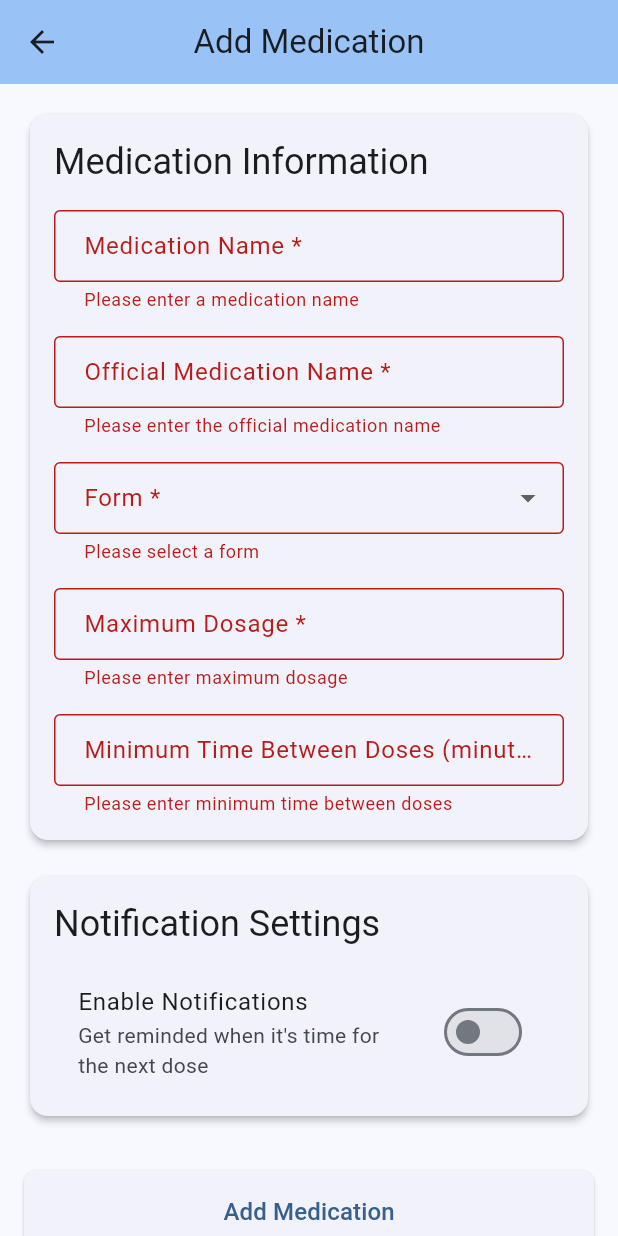
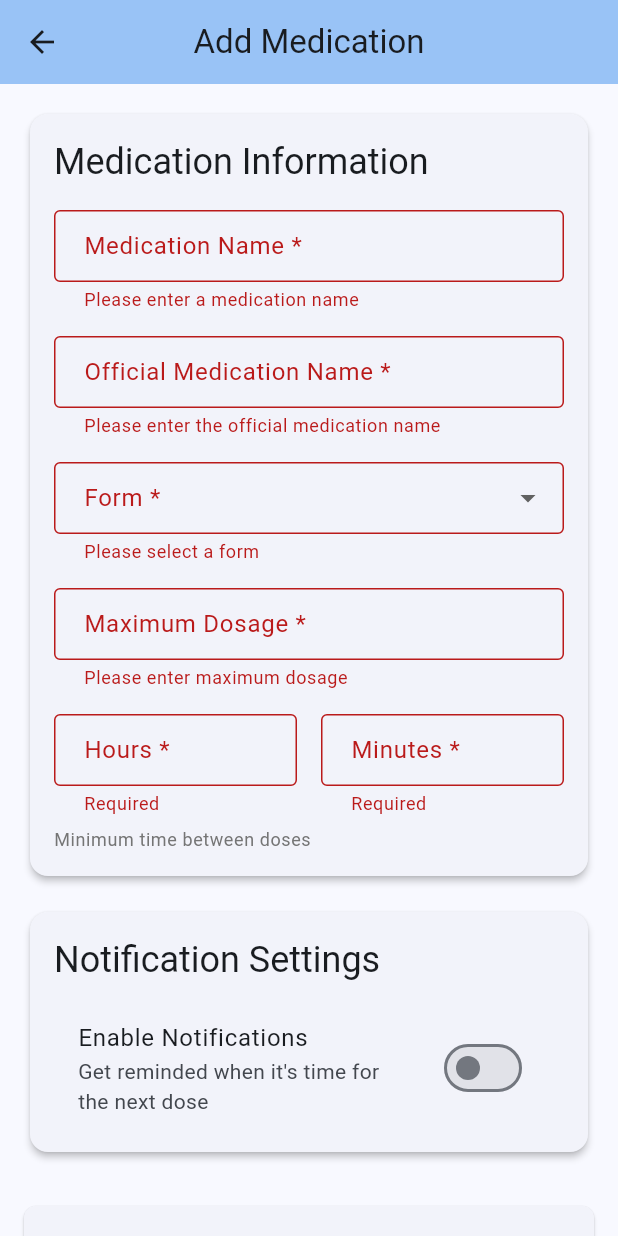
Before and after one commit to scott-gibson-se/HospiceHelper, a Flutter app: the AddMedicationScreen screen opened directly, after a tap on "Add Medication", on a phone screen of 412 x 824 dp. Run offline on Flutter 3.47's test engine with Material 3 defaults, Android fonts, the phone set to English and light mode, and no system bars; our stand-ins replace flutter_local_notifications, pdf, sqflite, timezone; accounts and stored records are empty.

Commit message:
Implement hours and minutes input for minimum time between doses: Refactored medication input screens to accept time as separate hours and minutes fields. Updated medication model to include helper methods for time conversion and formatted display. Adjusted related screens to reflect these changes, enhancing user experience and clarity.

```diff
--- a/lib/models/medication.dart
+++ b/lib/models/medication.dart
@@ -80,4 +80,22 @@ class Medication {
       updatedAt: updatedAt ?? this.updatedAt,
     );
   }
+
+  // Helper methods for hours and minutes conversion
+  int get hours => minTimeBetweenDoses ~/ 60;
+  int get minutes => minTimeBetweenDoses % 60;
+
+  String get formattedTimeInterval {
+    if (hours > 0 && minutes > 0) {
+      return '${hours}h ${minutes}m';
+    } else if (hours > 0) {
+      return '${hours}h';
+    } else {
+      return '${minutes}m';
+    }
+  }
+
+  static int fromHoursAndMinutes(int hours, int minutes) {
+    return (hours * 60) + minutes;
+  }
 }
--- a/lib/screens/add_medication_screen.dart
+++ b/lib/screens/add_medication_screen.dart
@@ -17,7 +17,8 @@ class _AddMedicationScreenState extends State<AddMedicationScreen> {
   final _officialNameController = TextEditingController();
   final _formController = TextEditingController();
   final _maxDosageController = TextEditingController();
-  final _minTimeController = TextEditingController();
+  final _minTimeHoursController = TextEditingController();
+  final _minTimeMinutesController = TextEditingController();
 
   bool _notificationsEnabled = false;
   String _selectedSound = 'gentle';
@@ -41,7 +42,8 @@ class _AddMedicationScreenState extends State<AddMedicationScreen> {
     _officialNameController.dispose();
     _formController.dispose();
     _maxDosageController.dispose();
-    _minTimeController.dispose();
+    _minTimeHoursController.dispose();
+    _minTimeMinutesController.dispose();
     super.dispose();
   }
 
@@ -142,23 +144,59 @@ class _AddMedicationScreenState extends State<AddMedicationScreen> {
                       },
                     ),
                     const SizedBox(height: 16),
-                    TextFormField(
-                      controller: _minTimeController,
+                    Row(
+                      children: [
+                        Expanded(
+                          child: TextFormField(
+                            controller: _minTimeHoursController,
                             decoration: const InputDecoration(
-                        labelText: 'Minimum Time Between Doses (minutes) *',
-                        hintText: 'e.g., 240',
+                              labelText: 'Hours *',
+                              hintText: '0',
                               border: OutlineInputBorder(),
                             ),
                             keyboardType: TextInputType.number,
                             validator: (value) {
                               if (value == null || value.isEmpty) {
-                          return 'Please enter minimum time between doses';
+                                return 'Required';
                               }
-                        if (int.tryParse(value) == null || int.parse(value) <= 0) {
-                          return 'Please enter a valid time in minutes';
+                              final hours = int.tryParse(value);
+                              if (hours == null || hours < 0) {
+                                return 'Invalid';
                               }
                               return null;
                             },
+                          ),
+                        ),
+                        const SizedBox(width: 16),
+                        Expanded(
+                          child: TextFormField(
+                            controller: _minTimeMinutesController,
+                            decoration: const InputDecoration(
+                              labelText: 'Minutes *',
+                              hintText: '30',
+                              border: OutlineInputBorder(),
+                            ),
+                            keyboardType: TextInputType.number,
+                            validator: (value) {
+                              if (value == null || value.isEmpty) {
+                                return 'Required';
+                              }
+                              final minutes = int.tryParse(value);
+                              if (minutes == null || minutes < 0 || minutes >= 60) {
+                                return '0-59';
+                              }
+                              return null;
+                            },
+                          ),
+                        ),
+                      ],
+                    ),
+                    const SizedBox(height: 8),
+                    Text(
+                      'Minimum time between doses',
+                      style: Theme.of(context).textTheme.bodySmall?.copyWith(
+                        color: Colors.grey[600],
+                      ),
                     ),
                   ],
                 ),
@@ -230,12 +268,23 @@ class _AddMedicationScreenState extends State<AddMedicationScreen> {
 
   void _saveMedication() {
     if (_formKey.currentState!.validate()) {
+      final hours = int.parse(_minTimeHoursController.text);
+      final minutes = int.parse(_minTimeMinutesController.text);
+
+      // Validate that at least one field has a value
+      if (hours == 0 && minutes == 0) {
+        ScaffoldMessenger.of(context).showSnackBar(
+          const SnackBar(content: Text('Please enter at least 1 minute for the time interval')),
+        );
+        return;
+      }
+
       final medication = Medication(
         name: _nameController.text,
         officialName: _officialNameController.text,
         form: _formController.text,
         maxDosage: double.parse(_maxDosageController.text),
-        minTimeBetweenDoses: int.parse(_minTimeController.text),
+        minTimeBetweenDoses: Medication.fromHoursAndMinutes(hours, minutes),
         notificationsEnabled: _notificationsEnabled,
         notificationSound: _selectedSound,
         createdAt: DateTime.now(),
--- a/lib/screens/edit_medication_screen.dart
+++ b/lib/screens/edit_medication_screen.dart
@@ -22,7 +22,8 @@ class _EditMedicationScreenState extends State<EditMedicationScreen> {
   late TextEditingController _officialNameController;
   late TextEditingController _formController;
   late TextEditingController _maxDosageController;
-  late TextEditingController _minTimeController;
+  late TextEditingController _minTimeHoursController;
+  late TextEditingController _minTimeMinutesController;
 
   late bool _notificationsEnabled;
   late String _selectedSound;
@@ -47,7 +48,8 @@ class _EditMedicationScreenState extends State<EditMedicationScreen> {
     _officialNameController = TextEditingController(text: widget.medication.officialName);
     _formController = TextEditingController(text: widget.medication.form);
     _maxDosageController = TextEditingController(text: widget.medication.maxDosage.toString());
-    _minTimeController = TextEditingController(text: widget.medication.minTimeBetweenDoses.toString());
+    _minTimeHoursController = TextEditingController(text: widget.medication.hours.toString());
+    _minTimeMinutesController = TextEditingController(text: widget.medication.minutes.toString());
 
     _notificationsEnabled = widget.medication.notificationsEnabled;
     _selectedSound = widget.medication.notificationSound;
@@ -59,7 +61,8 @@ class _EditMedicationScreenState extends State<EditMedicationScreen> {
     _officialNameController.dispose();
     _formController.dispose();
     _maxDosageController.dispose();
-    _minTimeController.dispose();
+    _minTimeHoursController.dispose();
+    _minTimeMinutesController.dispose();
     super.dispose();
   }
 
@@ -167,23 +170,59 @@ class _EditMedicationScreenState extends State<EditMedicationScreen> {
                       },
                     ),
                     const SizedBox(height: 16),
-                    TextFormField(
-                      controller: _minTimeController,
+                    Row(
+                      children: [
+                        Expanded(
+                          child: TextFormField(
+                            controller: _minTimeHoursController,
                             decoration: const InputDecoration(
-                        labelText: 'Minimum Time Between Doses (minutes) *',
-                        hintText: 'e.g., 240',
+                              labelText: 'Hours *',
+                              hintText: '0',
                               border: OutlineInputBorder(),
                             ),
                             keyboardType: TextInputType.number,
                             validator: (value) {
                               if (value == null || value.isEmpty) {
-                          return 'Please enter minimum time between doses';
+                                return 'Required';
                               }
-                        if (int.tryParse(value) == null || int.parse(value) <= 0) {
-                          return 'Please enter a valid time in minutes';
+                              final hours = int.tryParse(value);
+                              if (hours == null || hours < 0) {
+                                return 'Invalid';
                               }
                               return null;
                             },
+                          ),
+                        ),
+                        const SizedBox(width: 16),
+                        Expanded(
+                          child: TextFormField(
+                            controller: _minTimeMinutesController,
+                            decoration: const InputDecoration(
+                              labelText: 'Minutes *',
+                              hintText: '30',
+                              border: OutlineInputBorder(),
+                            ),
+                            keyboardType: TextInputType.number,
+                            validator: (value) {
+                              if (value == null || value.isEmpty) {
+                                return 'Required';
+                              }
+                              final minutes = int.tryParse(value);
+                              if (minutes == null || minutes < 0 || minutes >= 60) {
+                                return '0-59';
+                              }
+                              return null;
+                            },
+                          ),
+                        ),
+                      ],
+                    ),
+                    const SizedBox(height: 8),
+                    Text(
+                      'Minimum time between doses',
+                      style: Theme.of(context).textTheme.bodySmall?.copyWith(
+                        color: Colors.grey[600],
+                      ),
                     ),
                   ],
                 ),
@@ -262,12 +301,23 @@ class _EditMedicationScreenState extends State<EditMedicationScreen> {
 
   void _updateMedication() {
     if (_formKey.currentState!.validate()) {
+      final hours = int.parse(_minTimeHoursController.text);
+      final minutes = int.parse(_minTimeMinutesController.text);
+
+      // Validate that at least one field has a value
+      if (hours == 0 && minutes == 0) {
+        ScaffoldMessenger.of(context).showSnackBar(
+          const SnackBar(content: Text('Please enter at least 1 minute for the time interval')),
+        );
+        return;
+      }
+
       final updatedMedication = widget.medication.copyWith(
         name: _nameController.text,
         officialName: _officialNameController.text,
         form: _formController.text,
         maxDosage: double.parse(_maxDosageController.text),
-        minTimeBetweenDoses: int.parse(_minTimeController.text),
+        minTimeBetweenDoses: Medication.fromHoursAndMinutes(hours, minutes),
         notificationsEnabled: _notificationsEnabled,
         notificationSound: _selectedSound,
         updatedAt: DateTime.now(),
--- a/lib/screens/home_screen.dart
+++ b/lib/screens/home_screen.dart
@@ -120,7 +120,7 @@ class _HomeScreenState extends State<HomeScreen> {
                   subtitle: Column(
                     crossAxisAlignment: CrossAxisAlignment.start,
                     children: [
-                      Text('${medication.form} • Max: ${medication.maxDosage}'),
+                      Text('${medication.form} • Max: ${medication.maxDosage} • Interval: ${medication.formattedTimeInterval}'),
                       if (timeUntilNext != null)
                         Text(
                           'Next dose in: ${_formatDuration(timeUntilNext)}',
--- a/lib/screens/medication_detail_screen.dart
+++ b/lib/screens/medication_detail_screen.dart
@@ -105,7 +105,7 @@ class _MedicationDetailScreenState extends State<MedicationDetailScreen> {
                       const SizedBox(height: 16),
                       _buildInfoRow('Form', widget.medication.form),
                       _buildInfoRow('Max Dosage', '${widget.medication.maxDosage} ${widget.medication.form}'),
-                      _buildInfoRow('Min Time Between Doses', '${widget.medication.minTimeBetweenDoses} minutes'),
+                      _buildInfoRow('Min Time Between Doses', widget.medication.formattedTimeInterval),
                       _buildInfoRow('Notifications', widget.medication.notificationsEnabled ? 'Enabled' : 'Disabled'),
                       if (widget.medication.notificationsEnabled)
                         _buildInfoRow('Notification Sound', NotificationService.getSoundDescription(widget.medication.notificationSound)),
--- a/lib/services/pdf_service.dart
+++ b/lib/services/pdf_service.dart
@@ -91,7 +91,7 @@ class PdfService {
                 _buildTableCell(med.officialName),
                 _buildTableCell(med.form),
                 _buildTableCell('${med.maxDosage}'),
-                _buildTableCell('${med.minTimeBetweenDoses} min'),
+                _buildTableCell(med.formattedTimeInterval),
               ],
             )),
           ],
```
Lines whose indentation alone changed are shown as unchanged.
